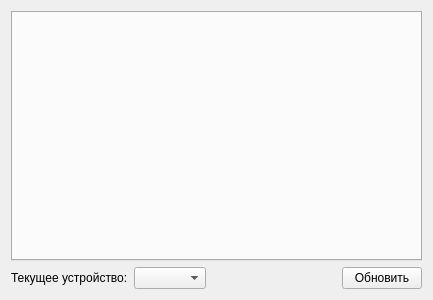
Above: mainwidget.ui from schdub/adbgui before the change. Below: the same form after it.
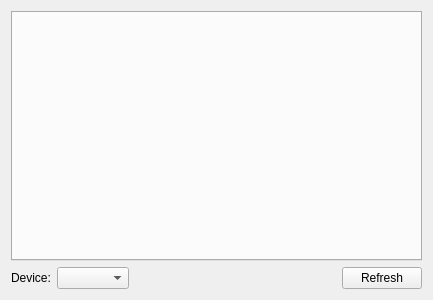
That is the form after the change.

Commit message: GUI: English translation

```diff
--- a/mainwidget.ui
+++ b/mainwidget.ui
@@ -26,7 +26,7 @@
      <item>
       <widget class="QLabel" name="label">
        <property name="text">
-        <string>Текущее устройство:</string>
+        <string>Device:</string>
        </property>
       </widget>
      </item>
@@ -53,7 +53,7 @@
      <item>
       <widget class="QPushButton" name="btRefresh">
        <property name="text">
-        <string>Обновить</string>
+        <string>Refresh</string>
        </property>
       </widget>
      </item>
```
The commit also changes 4 other files.
